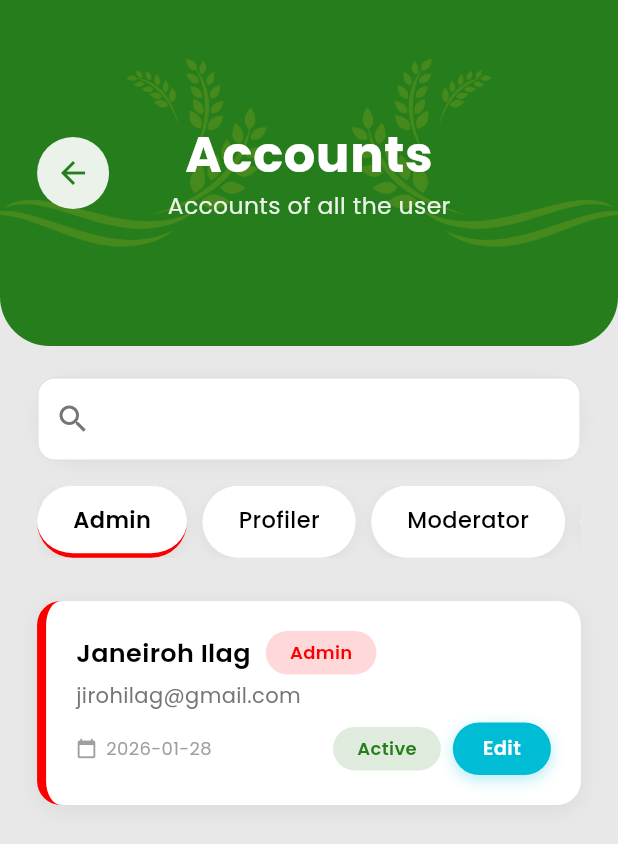
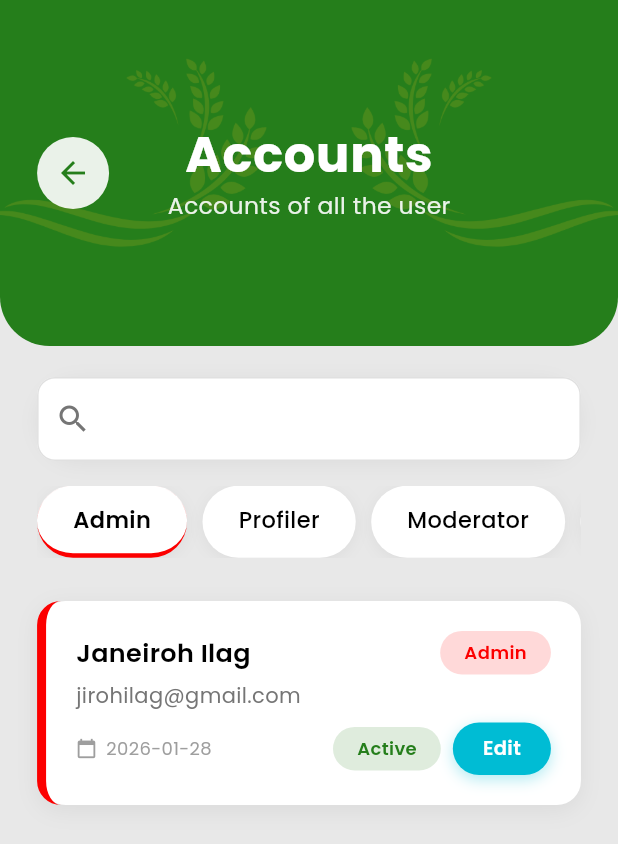
Before and after one commit to nel-developer/SAADProfilingApp, a Flutter app: the AccountsScreen screen opened by its route, on a phone screen of 412 x 824 dp. Shown: the top 844 px of the screen. Run offline on Flutter 3.47's test engine with Material 3 defaults, Android fonts, the phone set to English and light mode, and no system bars; our stand-ins replace cloud_firestore, firebase_auth, firebase_core, google_fonts; accounts and stored records are empty.

Commit message:
second account push

```diff
--- a/lib/widgets/account_card.dart
+++ b/lib/widgets/account_card.dart
@@ -6,9 +6,9 @@ import 'package:da_project_1/widgets/status_badge.dart';
 
 /// AccountCard - Reusable card widget for displaying account information
 /// Non-pending layout:
-///   Row 1: Name ............... [Role Badge]
-///          email
-///   Row 2: date ......... [Active] [Edit]
+///   Line 1:  Name          [Role Badge]      ← role badge malapit sa name
+///   Line 2:  email
+///   Line 3:  📅 date       [Active] [Edit]   ← status + edit magkatabi
 class AccountCard extends StatelessWidget {
   final String name;
   final String email;
@@ -37,15 +37,6 @@ class AccountCard extends StatelessWidget {
 
   @override
   Widget build(BuildContext context) {
-    final width = MediaQuery.of(context).size.width;
-
-    final isTablet = width > 600;
-    final isLargeTablet = width > 900;
-
-    final nameFontSize = isLargeTablet ? 20.0 : isTablet ? 18.0 : 17.0;
-    final emailFontSize = isLargeTablet ? 16.0 : isTablet ? 15.0 : 14.0;
-    final dateFontSize = isLargeTablet ? 14.0 : isTablet ? 13.0 : 12.0;
-
     return Container(
       decoration: BoxDecoration(
         color: Colors.white,
@@ -66,13 +57,12 @@ class AccountCard extends StatelessWidget {
       ),
       child: Padding(
         padding: const EdgeInsets.all(20),
-        child:
-            isPending ? _buildPendingLayout(context) : _buildActiveLayout(context),
+        child: isPending ? _buildPendingLayout(context) : _buildActiveLayout(context),
       ),
     );
   }
 
-  // ─── PENDING: name/email/date left, Accept+Decline stacked right ─────────
+  // ─── PENDING: name/email/date left, Accept+Decline stacked right ────────
   Widget _buildPendingLayout(BuildContext context) {
     final width = MediaQuery.of(context).size.width;
     final isTablet = width > 600;
@@ -84,7 +74,6 @@ class AccountCard extends StatelessWidget {
     return Row(
       crossAxisAlignment: CrossAxisAlignment.center,
       children: [
-        /// Left: info
         Expanded(
           child: Column(
             crossAxisAlignment: CrossAxisAlignment.start,
@@ -125,7 +114,7 @@ class AccountCard extends StatelessWidget {
         ),
         const SizedBox(width: 12),
 
-        /// Right: Accept / Decline
+        /// Accept / Decline
         Column(
           mainAxisSize: MainAxisSize.min,
           crossAxisAlignment: CrossAxisAlignment.end,
@@ -139,11 +128,7 @@ class AccountCard extends StatelessWidget {
     );
   }
 
-  // ─── ACTIVE (non-pending) ─────────────────────────────────────────────────
-  //   Line 1:  Name          [Role Badge]      ← role badge malapit sa name
-  //   Line 2:  email
-  //   Line 3:  📅 date       [Active] [Edit]   ← status + edit magkatabi
-  // ────────────────────────────────────────────────────────────────────────────
+  // ─── ACTIVE (non-pending) ───────────────────────────────────────────────
   Widget _buildActiveLayout(BuildContext context) {
     final width = MediaQuery.of(context).size.width;
     final isTablet = width > 600;
@@ -155,11 +140,14 @@ class AccountCard extends StatelessWidget {
     return Column(
       crossAxisAlignment: CrossAxisAlignment.start,
       children: [
-        // ── Row 1: Name + Role Badge (malapit sa name) ──
+        // ── Row 1: Name + Role Badge ──
+        // Name ay nasa Expanded — kung kulang ang space, yung name ang mag-ellipsis,
+        // hindi ang badge na mag-overflow
         Row(
           crossAxisAlignment: CrossAxisAlignment.center,
           children: [
-            Text(
+            Expanded(
+              child: Text(
                 name,
                 style: GoogleFonts.poppins(
                   fontSize: nameFontSize,
@@ -168,6 +156,7 @@ class AccountCard extends StatelessWidget {
                 ),
                 maxLines: 1,
                 overflow: TextOverflow.ellipsis,
+              ),
             ),
             const SizedBox(width: 10),
             StatusBadge(label: role, color: roleColor),
@@ -189,20 +178,26 @@ class AccountCard extends StatelessWidget {
 
         const SizedBox(height: 8),
 
-        // ── Row 2: Date (left) ──── Status + Edit (right, magkatabi) ──
+        // ── Row 2: Date (left) ──── Status + Edit (right) ──
+        // Date row ay nasa Expanded — Spacer works properly,
+        // at Status + Edit ay hindi na mag-overflow
         Row(
           crossAxisAlignment: CrossAxisAlignment.center,
           children: [
-            // Date left
+            Expanded(
+              child: Row(
+                children: [
                   Icon(Icons.calendar_today, size: isTablet ? 16 : 14, color: Colors.grey.shade500),
                   const SizedBox(width: 6),
                   Text(
                     date,
                     style: GoogleFonts.poppins(fontSize: dateFontSize, color: Colors.grey.shade500),
+                    maxLines: 1,
+                    overflow: TextOverflow.ellipsis,
                   ),
-
-            // Push to right
-            const Spacer(),
+                ],
+              ),
+            ),
 
             // Status badge + Edit button side by side
             StatusBadge(
```
Lines whose indentation alone changed are shown as unchanged.
